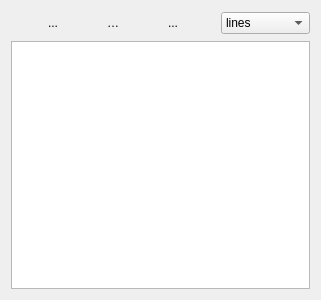
Old version of the form ui/TraceTreeui.ui in the repository MonroeQuantumNetworks/IonControl.
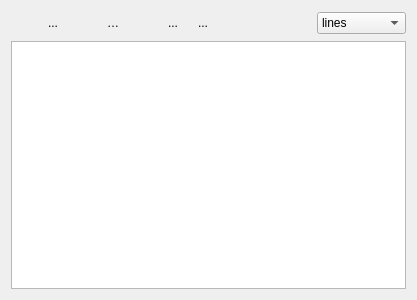
New version of the form. Icons and pictures are not drawn.

Commit message: Fixed bug in uniqueSelectedIndexes. Changed remove button to allow removing parent traces (with popup warning). Added 'select all' button.

```diff
--- a/ui/TraceTreeui.ui
+++ b/ui/TraceTreeui.ui
@@ -6,7 +6,7 @@
    <rect>
     <x>0</x>
     <y>0</y>
-    <width>312</width>
+    <width>417</width>
     <height>300</height>
    </rect>
   </property>
@@ -229,6 +229,23 @@
        </property>
       </widget>
      </item>
+     <item>
+      <widget class="QToolButton" name="selectAllButton">
+       <property name="toolTip">
+        <string>select all traces</string>
+       </property>
+       <property name="text">
+        <string>...</string>
+       </property>
+       <property name="icon">
+        <iconset resource="Experiment.qrc">
+         <normaloff>:/openicon/icons/update_misc.png</normaloff>:/openicon/icons/update_misc.png</iconset>
+       </property>
+       <property name="autoRaise">
+        <bool>true</bool>
+       </property>
+      </widget>
+     </item>
      <item>
       <spacer name="horizontalSpacer">
        <property name="orientation">
```
The commit also changes 4 other files.
